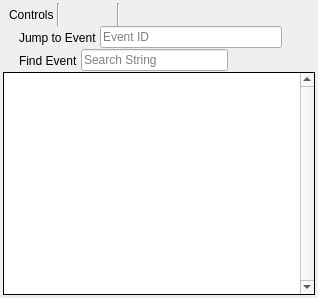
First picture: the form in qrenderdoc/Windows/EventBrowser.ui, repository baldurk/renderdoc, before the edit.
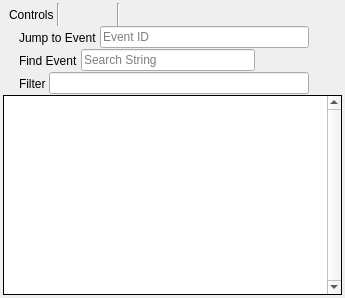
Second picture: the form after the edit. Icons and pictures are not drawn. Custom widgets are drawn as their Qt base class.

Commit message: Add simple stubbed UI for entering filter expressions

```diff
--- a/qrenderdoc/Windows/EventBrowser.ui
+++ b/qrenderdoc/Windows/EventBrowser.ui
@@ -112,6 +112,20 @@
        </property>
       </widget>
      </item>
+     <item>
+      <widget class="QToolButton" name="filter">
+       <property name="toolTip">
+        <string>Show event filter</string>
+       </property>
+       <property name="icon">
+        <iconset resource="../Resources/resources.qrc">
+         <normaloff>:/filter.png</normaloff>:/filter.png</iconset>
+       </property>
+       <property name="autoRaise">
+        <bool>true</bool>
+       </property>
+      </widget>
+     </item>
      <item>
       <widget class="QToolButton" name="gotoEID">
        <property name="toolTip">
@@ -398,6 +412,76 @@
       </item>
      </layout>
     </widget>
+   </item><item>
+    <widget class="QWidget" name="filterStrip" native="true">
+     <layout class="QHBoxLayout" name="horizontalLayout_7">
+      <property name="spacing">
+       <number>3</number>
+      </property>
+      <property name="leftMargin">
+       <number>6</number>
+      </property>
+      <property name="topMargin">
+       <number>0</number>
+      </property>
+      <property name="rightMargin">
+       <number>6</number>
+      </property>
+      <property name="bottomMargin">
+       <number>0</number>
+      </property>
+      <item>
+       <widget class="QLabel" name="label_6">
+        <property name="text">
+         <string/>
+        </property>
+        <property name="pixmap">
+         <pixmap resource="../Resources/resources.qrc">:/filter.png</pixmap>
+        </property>
+       </widget>
+      </item>
+      <item>
+       <widget class="QLabel" name="label_7">
+        <property name="text">
+         <string>Filter</string>
+        </property>
+        <property name="textFormat">
+         <enum>Qt::PlainText</enum>
+        </property>
+        <property name="alignment">
+         <set>Qt::AlignLeading|Qt::AlignLeft|Qt::AlignVCenter</set>
+        </property>
+        <property name="margin">
+         <number>0</number>
+        </property>
+       </widget>
+      </item>
+      <item>
+       <widget class="RDLineEdit" name="filterExpression">
+        <property name="minimumSize">
+         <size>
+          <width>0</width>
+          <height>20</height>
+         </size>
+        </property>
+       </widget>
+      </item>
+      <item>
+       <widget class="QToolButton" name="closeFilter">
+        <property name="text">
+         <string/>
+        </property>
+        <property name="icon">
+         <iconset resource="../Resources/resources.qrc">
+          <normaloff>:/cross.png</normaloff>:/cross.png</iconset>
+        </property>
+        <property name="autoRaise">
+         <bool>true</bool>
+        </property>
+       </widget>
+      </item>
+     </layout>
+    </widget>
    </item>
    <item>
     <widget class="QWidget" name="bookmarkStrip" native="true">
```
The commit also changes 6 other files.
